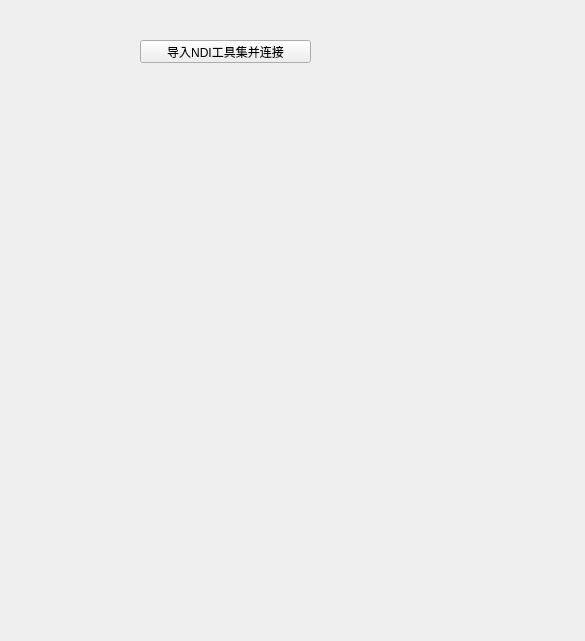
Old version of the form Plugins/org.mitk.lancet.dentalaccuracy/src/internal/DentalAccuracyControls.ui in the repository zhaomengxiao/LancetMITK-Adition.
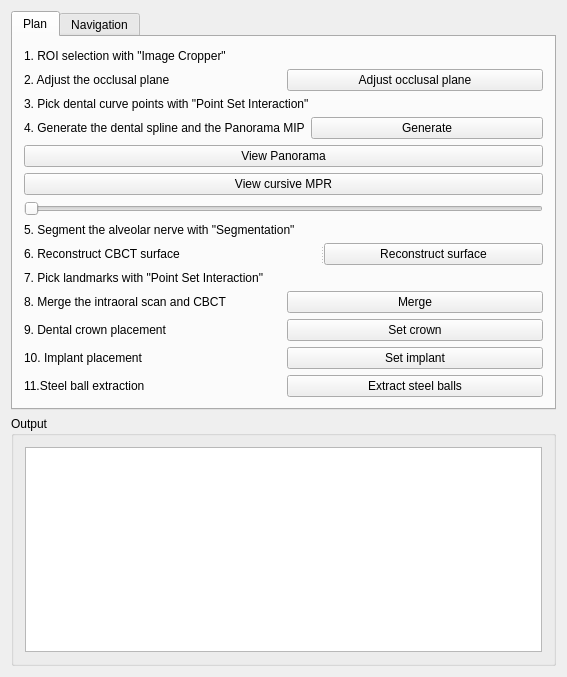
New version of the form.

```diff
--- a/Plugins/org.mitk.lancet.dentalaccuracy/src/internal/DentalAccuracyControls.ui
+++ b/Plugins/org.mitk.lancet.dentalaccuracy/src/internal/DentalAccuracyControls.ui
@@ -6,8 +6,8 @@
    <rect>
     <x>0</x>
     <y>0</y>
-    <width>585</width>
-    <height>641</height>
+    <width>567</width>
+    <height>677</height>
    </rect>
   </property>
   <property name="minimumSize">
@@ -19,19 +19,216 @@
   <property name="windowTitle">
    <string>QmitkTemplate</string>
   </property>
-  <widget class="QPushButton" name="pushButton_ConnectCamera">
-   <property name="geometry">
-    <rect>
-     <x>140</x>
-     <y>40</y>
-     <width>171</width>
-     <height>23</height>
-    </rect>
-   </property>
-   <property name="text">
-    <string>导入NDI工具集并连接</string>
-   </property>
-  </widget>
+  <layout class="QVBoxLayout" name="verticalLayout_2">
+   <item>
+    <widget class="QTabWidget" name="tabWidget">
+     <property name="currentIndex">
+      <number>0</number>
+     </property>
+     <widget class="QWidget" name="tab_2">
+      <attribute name="title">
+       <string>Plan</string>
+      </attribute>
+      <layout class="QVBoxLayout" name="verticalLayout">
+       <item>
+        <widget class="QLabel" name="label">
+         <property name="text">
+          <string>1. ROI selection with &quot;Image Cropper&quot;</string>
+         </property>
+        </widget>
+       </item>
+       <item>
+        <layout class="QHBoxLayout" name="horizontalLayout">
+         <item>
+          <widget class="QLabel" name="label_2">
+           <property name="text">
+            <string>2. Adjust the occlusal plane </string>
+           </property>
+          </widget>
+         </item>
+         <item>
+          <widget class="QPushButton" name="pushButton_planeAdjust">
+           <property name="text">
+            <string>Adjust occlusal plane</string>
+           </property>
+          </widget>
+         </item>
+        </layout>
+       </item>
+       <item>
+        <widget class="QLabel" name="label_3">
+         <property name="text">
+          <string>3. Pick dental curve points with &quot;Point Set Interaction&quot;</string>
+         </property>
+        </widget>
+       </item>
+       <item>
+        <layout class="QHBoxLayout" name="horizontalLayout_2">
+         <item>
+          <widget class="QLabel" name="label_5">
+           <property name="text">
+            <string>4. Generate the dental spline and the Panorama MIP</string>
+           </property>
+          </widget>
+         </item>
+         <item>
+          <widget class="QPushButton" name="pushButton_splineAndPanorama">
+           <property name="text">
+            <string>Generate</string>
+           </property>
+          </widget>
+         </item>
+        </layout>
+       </item>
+       <item>
+        <widget class="QPushButton" name="pushButton_viewPano">
+         <property name="text">
+          <string>View Panorama</string>
+         </property>
+        </widget>
+       </item>
+       <item>
+        <widget class="QPushButton" name="pushButton_viewCursiveMPR">
+         <property name="text">
+          <string>View cursive MPR</string>
+         </property>
+        </widget>
+       </item>
+       <item>
+        <widget class="QSlider" name="horizontalSlider">
+         <property name="enabled">
+          <bool>false</bool>
+         </property>
+         <property name="orientation">
+          <enum>Qt::Horizontal</enum>
+         </property>
+        </widget>
+       </item>
+       <item>
+        <widget class="QLabel" name="label_4">
+         <property name="text">
+          <string>5. Segment the alveolar nerve with &quot;Segmentation&quot;</string>
+         </property>
+        </widget>
+       </item>
+       <item>
+        <widget class="QSplitter" name="splitter">
+         <property name="orientation">
+          <enum>Qt::Horizontal</enum>
+         </property>
+         <widget class="QLabel" name="label_10">
+          <property name="text">
+           <string>6. Reconstruct CBCT surface</string>
+          </property>
+         </widget>
+         <widget class="QPushButton" name="pushButton_CBCTreconstruct">
+          <property name="text">
+           <string>Reconstruct surface</string>
+          </property>
+         </widget>
+        </widget>
+       </item>
+       <item>
+        <widget class="QLabel" name="label_6">
+         <property name="text">
+          <string>7. Pick landmarks with &quot;Point Set Interaction&quot; </string>
+         </property>
+        </widget>
+       </item>
+       <item>
+        <layout class="QHBoxLayout" name="horizontalLayout_3">
+         <item>
+          <widget class="QLabel" name="label_7">
+           <property name="text">
+            <string>8. Merge the intraoral scan and CBCT </string>
+           </property>
+          </widget>
+         </item>
+         <item>
+          <widget class="QPushButton" name="pushButton_iosCBCT">
+           <property name="text">
+            <string>Merge</string>
+           </property>
+          </widget>
+         </item>
+        </layout>
+       </item>
+       <item>
+        <layout class="QHBoxLayout" name="horizontalLayout_4">
+         <item>
+          <widget class="QLabel" name="label_8">
+           <property name="text">
+            <string>9. Dental crown placement  </string>
+           </property>
+          </widget>
+         </item>
+         <item>
+          <widget class="QPushButton" name="pushButton_setCrown">
+           <property name="text">
+            <string>Set crown</string>
+           </property>
+          </widget>
+         </item>
+        </layout>
+       </item>
+       <item>
+        <layout class="QHBoxLayout" name="horizontalLayout_5">
+         <item>
+          <widget class="QLabel" name="label_9">
+           <property name="text">
+            <string>10. Implant placement  </string>
+           </property>
+          </widget>
+         </item>
+         <item>
+          <widget class="QPushButton" name="pushButton_setImplant">
+           <property name="text">
+            <string>Set implant</string>
+           </property>
+          </widget>
+         </item>
+        </layout>
+       </item>
+       <item>
+        <layout class="QHBoxLayout" name="horizontalLayout_6">
+         <item>
+          <widget class="QLabel" name="label_14">
+           <property name="text">
+            <string>11.Steel ball extraction</string>
+           </property>
+          </widget>
+         </item>
+         <item>
+          <widget class="QPushButton" name="pushButton_steelballExtract">
+           <property name="text">
+            <string>Extract steel balls</string>
+           </property>
+          </widget>
+         </item>
+        </layout>
+       </item>
+      </layout>
+     </widget>
+     <widget class="QWidget" name="tab">
+      <attribute name="title">
+       <string>Navigation</string>
+      </attribute>
+     </widget>
+    </widget>
+   </item>
+   <item>
+    <widget class="QGroupBox" name="groupBox">
+     <property name="title">
+      <string>Output</string>
+     </property>
+     <layout class="QGridLayout" name="gridLayout">
+      <item row="0" column="0">
+       <widget class="QTextBrowser" name="textBrowser"/>
+      </item>
+     </layout>
+    </widget>
+   </item>
+  </layout>
  </widget>
  <layoutdefault spacing="6" margin="11"/>
  <resources/>
```
